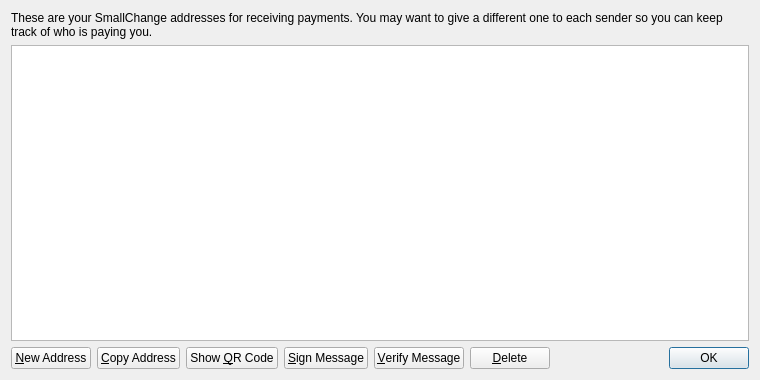
Old version of the form src/qt/forms/addressbookpage.ui in the repository ipocoin/ipocoin.
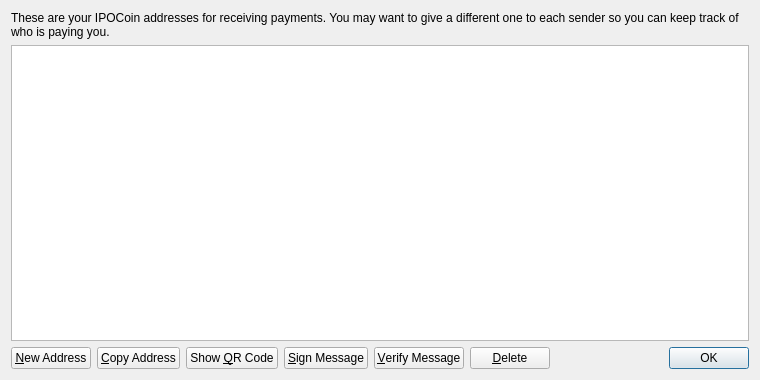
New version of the form. Icons and pictures are not drawn.

Commit message: converted SmallChange to IPOCoin.

Diff of the .ui file:
```diff
--- a/src/qt/forms/addressbookpage.ui
+++ b/src/qt/forms/addressbookpage.ui
@@ -17,7 +17,7 @@
    <item>
     <widget class="QLabel" name="labelExplanation">
      <property name="text">
-      <string>These are your SmallChange addresses for receiving payments. You may want to give a different one to each sender so you can keep track of who is paying you.</string>
+      <string>These are your IPOCoin addresses for receiving payments. You may want to give a different one to each sender so you can keep track of who is paying you.</string>
      </property>
      <property name="textFormat">
       <enum>Qt::PlainText</enum>
```
The commit also changes 39 other files.
